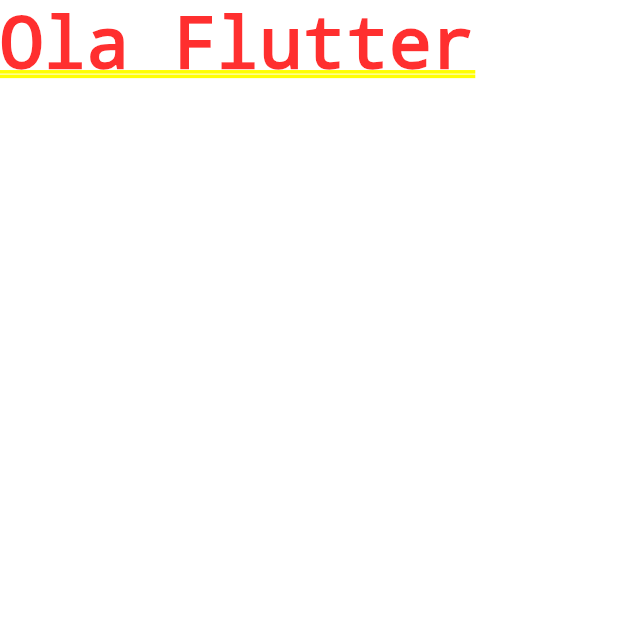
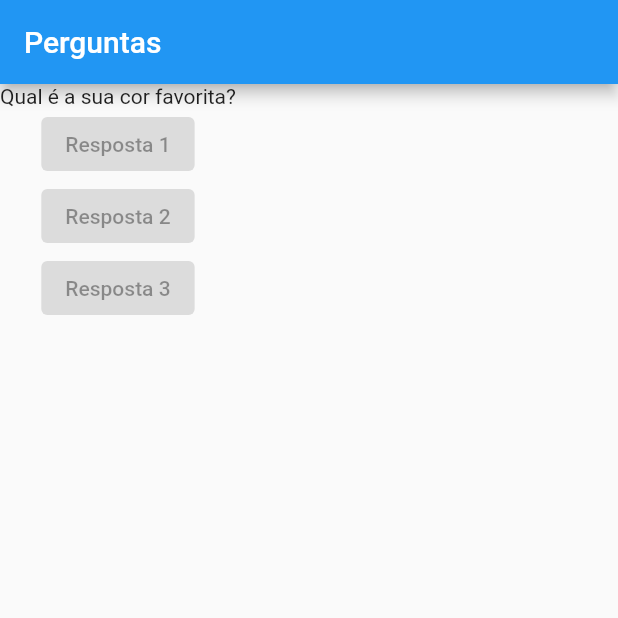
Before and after one commit to luisgs7/projeto-perguntas, a Flutter app: the screen it shows after launch, on a phone screen of 412 x 824 dp, the top half of it. Run offline on Flutter 3.47's test engine with Material 2 defaults, Android fonts, the phone set to English and light mode, and no system bars.

Commit message:
lib/main.dart: updated app.

```diff
--- a/lib/main.dart
+++ b/lib/main.dart
@@ -1,15 +1,45 @@
 import 'package:flutter/material.dart';
 
-main() {
-  runApp(PerguntaApp());
-}
+main() => runApp(PerguntaApp());
 
 class PerguntaApp extends StatelessWidget {
-
+  @override
   Widget build(BuildContext context) {
+    final List<String> perguntas = [
+      'Qual é a sua cor favorita?',
+      'Qual é o seu animal favorito?',
+    ];
     return MaterialApp(
-      home: Text('Ola Flutter'),
+      home: Scaffold(
+        appBar: AppBar(
+          title: const Text('Perguntas'),
+        ),
+        body: Column(
+          children: <Widget>[
+            Text(
+              perguntas.elementAt(0),
+            ),
+            const ElevatedButton(
+              onPressed: null,
+              child: Text(
+                'Resposta 1',
+              ),
+            ),
+            const ElevatedButton(
+              onPressed: null,
+              child: Text(
+                'Resposta 2',
+              ),
+            ),
+            const ElevatedButton(
+              onPressed: null,
+              child: Text(
+                'Resposta 3',
+              ),
+            ),
+          ],
+        ),
+      ),
     );
   }
-
 }
```
